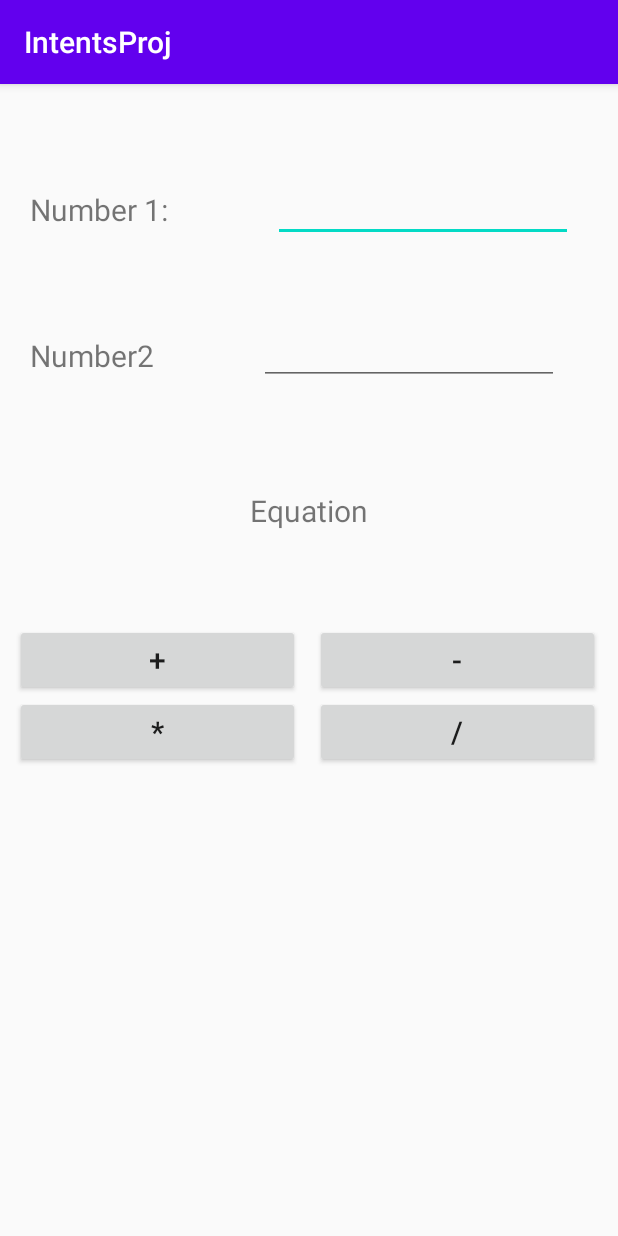
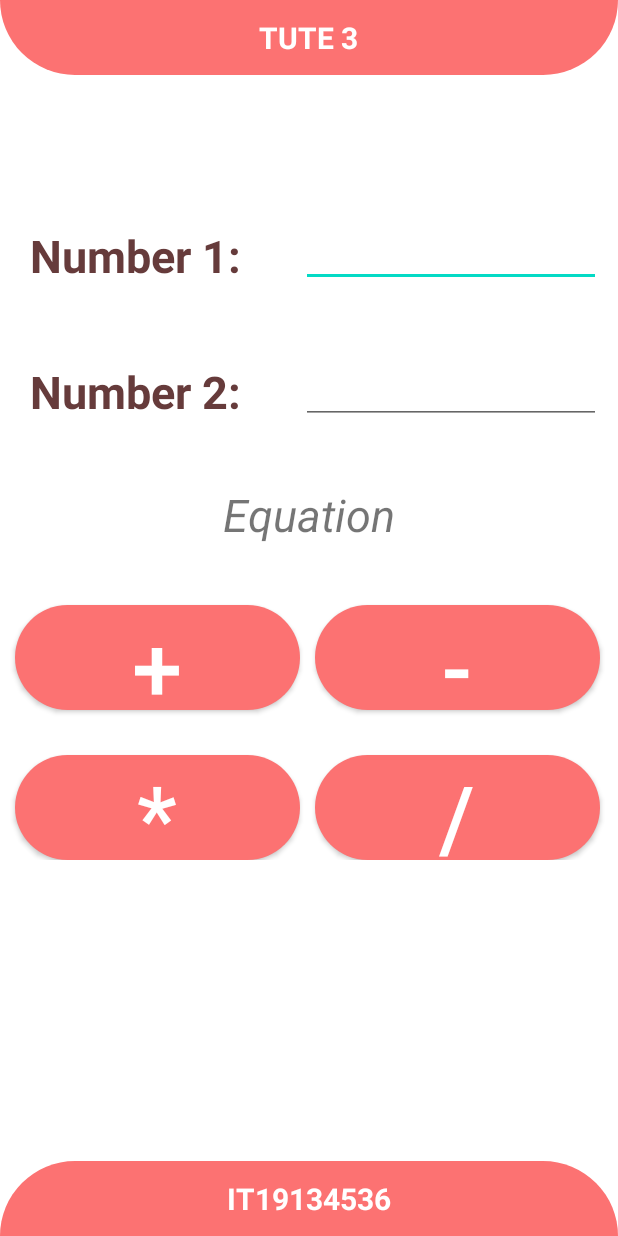
Before and after one commit to vikumsri/MAD_tute_3, an Android app: the SecondActivity screen opened directly, with no data from a screen before it, on a phone screen of 412 x 824 dp. Run offline under Robolectric (Android 15) with nearby library versions, the phone set to English and light mode, and no system bars.

Commit message:
pushed by IT19134536 tute_3

```diff
--- a/app/build.gradle
+++ b/app/build.gradle
@@ -27,6 +27,9 @@ dependencies {
     implementation 'androidx.appcompat:appcompat:1.2.0'
     implementation 'androidx.constraintlayout:constraintlayout:1.1.3'
     testImplementation 'junit:junit:4.12'
+
+    implementation 'com.android.support:cardview-v7:28.0.0'
+    implementation 'com.android.support:design:25.3.1'
     androidTestImplementation 'androidx.test.ext:junit:1.1.1'
     androidTestImplementation 'androidx.test.espresso:espresso-core:3.2.0'
 
--- /dev/null
+++ b/app/src/main/res/drawable/botnavigation.xml
@@ -0,0 +1,8 @@
+<?xml version="1.0" encoding="utf-8"?>
+<shape xmlns:android="http://schemas.android.com/apk/res/android">
+
+    <solid android:color="#FC7272"/>
+    <corners android:topLeftRadius="100dp"
+        android:topRightRadius="100dp"/>
+
+</shape>
--- /dev/null
+++ b/app/src/main/res/drawable/okbtn.xml
@@ -0,0 +1,7 @@
+<?xml version="1.0" encoding="utf-8"?>
+<shape xmlns:android="http://schemas.android.com/apk/res/android">
+
+    <solid android:color="#FC7272"/>
+    <corners android:radius="100dp"/>
+
+</shape>
--- /dev/null
+++ b/app/src/main/res/drawable/topnavigationshape.xml
@@ -0,0 +1,8 @@
+<?xml version="1.0" encoding="utf-8"?>
+<shape xmlns:android="http://schemas.android.com/apk/res/android">
+
+    <solid android:color="#FC7272"/>
+    <corners android:bottomLeftRadius="100dp"
+        android:bottomRightRadius="100dp"/>
+
+</shape>
--- a/app/src/main/res/layout/activity_second.xml
+++ b/app/src/main/res/layout/activity_second.xml
@@ -5,23 +5,47 @@
     xmlns:tools="http://schemas.android.com/tools"
     android:layout_width="match_parent"
     android:layout_height="match_parent"
+    android:background="#fff"
     tools:context=".FirstActivity">
 
+    <RelativeLayout
+        android:id="@+id/tolayout"
+        android:layout_width="match_parent"
+        android:layout_height="50dp"
+        android:background="@drawable/topnavigationshape">
+        <TextView
+            android:layout_width="wrap_content"
+            android:layout_height="wrap_content"
+            android:layout_centerInParent="true"
+            android:textColor="#fff"
+            android:text="TUTE 3"
+            android:textSize="20dp"
+            android:textStyle="bold"/>
+    </RelativeLayout>
+    <RelativeLayout
+        android:id="@+id/midlayout1"
+        android:layout_marginTop="80dp"
+        android:layout_centerHorizontal="true"
+        android:layout_width="match_parent"
+        android:layout_height="wrap_content">
     <TextView
         android:id="@+id/Number1"
         android:layout_width="wrap_content"
         android:layout_height="wrap_content"
         android:layout_marginTop="70dp"
+        android:textStyle="bold"
+        android:textColor="#663B3B"
         android:layout_marginLeft="20dp"
-        android:textSize="20dp"
+        android:textSize="30dp"
         android:text="@string/number1" />
 
     <EditText
         android:id="@+id/NumberText"
         android:layout_width="200dp"
+        android:textSize="30dp"
         android:layout_height="wrap_content"
-        android:layout_marginTop="60dp"
-        android:layout_marginLeft="70dp"
+        android:layout_marginTop="50dp"
+        android:layout_marginLeft="40dp"
         android:layout_toRightOf="@+id/Number1"
         android:inputType="number" />
 
@@ -29,17 +53,20 @@
         android:id="@+id/Number2"
         android:layout_width="wrap_content"
         android:layout_height="wrap_content"
-        android:layout_marginTop="70dp"
+        android:layout_marginTop="50dp"
         android:layout_marginLeft="20dp"
-        android:textSize="20dp"
+        android:textColor="#663B3B"
+        android:textSize="30dp"
+        android:textStyle="bold"
         android:layout_below="@+id/Number1"
         android:text="@string/number2" />
     <EditText
         android:id="@+id/Number2text"
         android:layout_width="200dp"
         android:layout_height="wrap_content"
-        android:layout_marginTop="50dp"
-        android:layout_marginLeft="70dp"
+        android:layout_marginTop="30dp"
+        android:layout_marginLeft="40dp"
+        android:textSize="30dp"
         android:layout_below="@+id/NumberText"
         android:layout_toRightOf="@+id/Number2"
         android:inputType="number"
@@ -49,46 +76,79 @@
         android:layout_width="wrap_content"
         android:layout_height="wrap_content"
         android:layout_centerHorizontal="true"
-        android:layout_marginTop="70dp"
+        android:layout_marginTop="40dp"
         android:layout_marginLeft="20dp"
-        android:textSize="20dp"
+        android:textSize="30dp"
+        android:textStyle="italic"
         android:layout_below="@+id/Number2text"
         android:text="@string/equation" />
 
     <Button
+
         android:id="@+id/Plusbtn"
         android:layout_width="190dp"
-        android:layout_height="wrap_content"
+        android:layout_height="70dp"
+        android:textSize="60dp"
         android:layout_marginLeft="10dp"
-        android:textSize="20dp"
+        android:layout_marginTop="40dp"
+        android:textColor="#fff"
+        android:layout_below="@+id/equation"
+        android:background="@drawable/okbtn"
         android:text="@string/plus"
-        android:layout_centerVertical="true"/>
+        />
     <Button
+        android:layout_width="190dp"
+        android:layout_height="70dp"
+        android:textSize="60dp"
         android:id="@+id/Minbtn"
-        android:layout_width="190dp"
-        android:textSize="20dp"
+        android:layout_marginTop="40dp"
         android:layout_marginLeft="10dp"
-        android:layout_height="wrap_content"
+        android:textColor="#fff"
+        android:layout_below="@+id/equation"
+        android:background="@drawable/okbtn"
         android:layout_toRightOf="@+id/Plusbtn"
         android:text="@string/min"
-        android:layout_centerInParent="true"/>
+       />
     <Button
+        android:layout_width="190dp"
+        android:layout_height="70dp"
+        android:textSize="60dp"
         android:id="@+id/Multibtn"
-        android:layout_width="190dp"
+        android:textColor="#fff"
+        android:layout_marginTop="30dp"
         android:layout_below="@+id/Plusbtn"
-        android:textSize="20dp"
-        android:layout_height="wrap_content"
+        android:background="@drawable/okbtn"
         android:layout_marginLeft="10dp"
         android:text="@string/multiply"
-        android:layout_centerVertical="true"/>
+        />
     <Button
+        android:layout_marginTop="30dp"
         android:id="@+id/divbtn"
         android:layout_width="190dp"
-        android:layout_height="wrap_content"
-        android:textSize="20dp"
+        android:layout_height="70dp"
+        android:textSize="60dp"
+        android:textColor="#fff"
+        android:background="@drawable/okbtn"
         android:layout_marginLeft="10dp"
         android:layout_toRightOf="@+id/Multibtn"
         android:layout_below="@+id/Minbtn"
         android:text="@string/divide"
-        android:layout_centerInParent="true"/>
+        />
+    </RelativeLayout>
+
+    <RelativeLayout
+        android:id="@+id/midlayout"
+        android:layout_width="match_parent"
+        android:layout_height="50dp"
+        android:layout_alignParentBottom="true"
+        android:background="@drawable/botnavigation">
+        <TextView
+            android:layout_width="wrap_content"
+            android:layout_height="wrap_content"
+            android:layout_centerInParent="true"
+            android:textColor="#fff"
+            android:text="IT19134536"
+            android:textSize="20dp"
+            android:textStyle="bold"/>
+    </RelativeLayout>
 </RelativeLayout>
--- a/app/src/main/res/values/strings.xml
+++ b/app/src/main/res/values/strings.xml
@@ -7,6 +7,6 @@
     <string name="multiply">*</string>
     <string name="divide">/</string>
     <string name="number1">Number 1:</string>
-    <string name="number2">Number2</string>
+    <string name="number2">Number 2:</string>
     <string name="HelloWorld">Hellow world</string>
 </resources>
--- a/app/src/main/res/values/styles.xml
+++ b/app/src/main/res/values/styles.xml
@@ -1,6 +1,6 @@
 <resources>
     <!-- Base application theme. -->
-    <style name="AppTheme" parent="Theme.AppCompat.Light.DarkActionBar">
+    <style name="AppTheme" parent="Theme.AppCompat.Light.NoActionBar">
         <!-- Customize your theme here. -->
         <item name="colorPrimary">@color/colorPrimary</item>
         <item name="colorPrimaryDark">@color/colorPrimaryDark</item>
```
Also changed, not shown: app/src/main/res/drawable/toastshape.xml (added, +7 -0 lines), app/src/main/res/layout/activity_main.xml (+59 -4 lines), app/src/main/res/layout/custom_toast.xml (+12 -12 lines).
